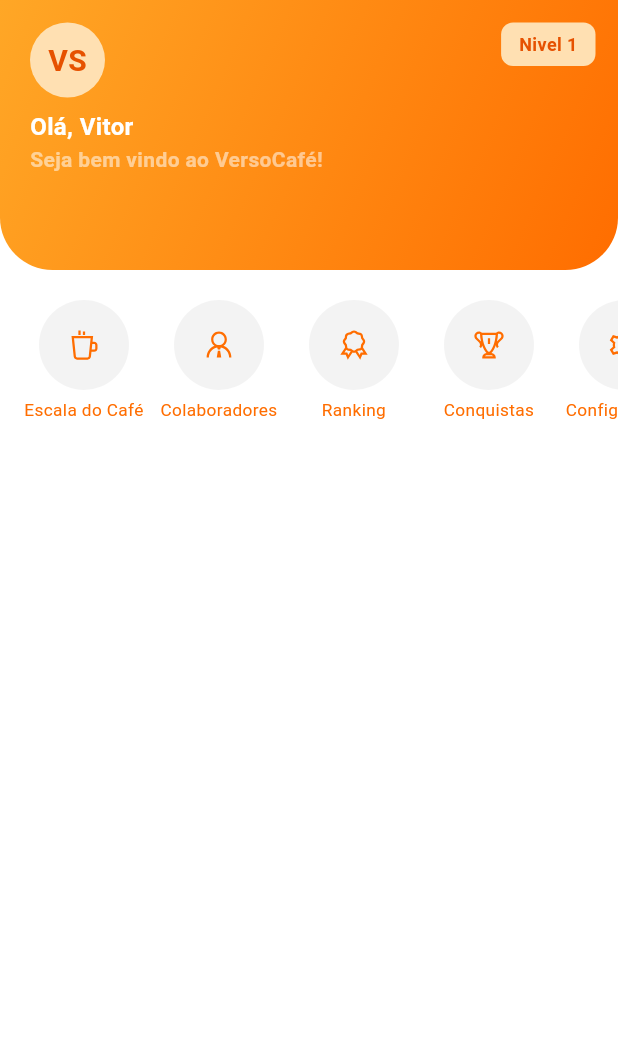
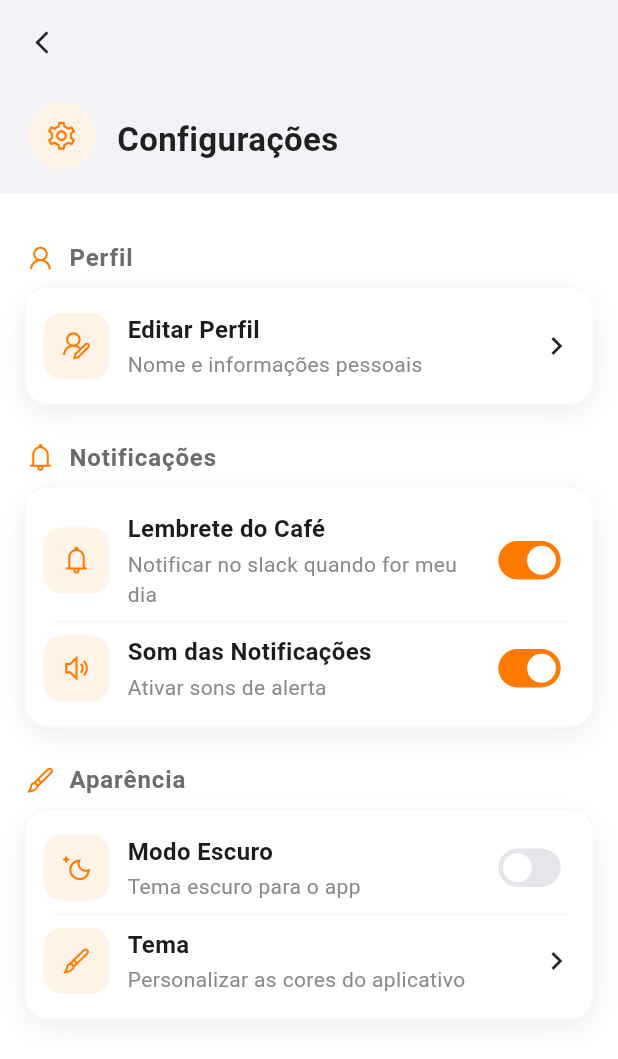
Before and after one commit to issetsandrin/versocafe, a Flutter app: the screen it shows after launch, after a tap on "Configurações", on a phone screen of 412 x 824 dp. Shown: the top 1059 px of the screen. Run offline on Flutter 3.47's test engine with Material 3 defaults, Android fonts, the phone set to English and light mode, and no system bars; our stand-ins replace flutter_mobx, flutter_modular, line_awesome_flutter, mobx; generated files the repository leaves out were written again.

Commit message:
adiciona menu de configuracoes

```diff
--- /dev/null
+++ b/lib/app_module.dart
@@ -0,0 +1,21 @@
+import 'package:flutter_modular/flutter_modular.dart';
+import 'package:versocafe/controllers/home_page/home_controller.dart';
+import 'package:versocafe/ui/pages/config_page.dart';
+import 'package:versocafe/ui/pages/home_page.dart';
+
+class AppModule extends Module {
+  @override
+  void binds(i) {
+     i.addSingleton<HomeController>(HomeController.new);
+  }
+
+  @override
+  void routes(r) {
+     r.child('/',              child: (_) => HomePage());
+     r.child('/escala',        child: (_) => HomePage());
+     r.child('/colaboradores', child: (_) => HomePage());
+     r.child('/ranking',       child: (_) => HomePage());
+     r.child('/conquistas',    child: (_) => HomePage());
+     r.child('/config',        child: (_) => ConfigPage());
+  }
+}
--- /dev/null
+++ b/lib/controllers/home_page/home_controller.dart
@@ -0,0 +1,44 @@
+// lib/app/controllers/home_controller.dart
+import 'package:mobx/mobx.dart';
+import 'package:line_awesome_flutter/line_awesome_flutter.dart';
+import 'package:versocafe/ui/widgets/quick_actions/quick_actions.dart';
+import 'package:flutter_modular/flutter_modular.dart';
+
+part 'home_controller.g.dart';
+
+class HomeController = _HomeControllerBase with _$HomeController;
+
+abstract class _HomeControllerBase with Store {
+  _HomeControllerBase() {
+    actions = ObservableList.of([
+      QuickAction(icon: LineAwesomeIcons.coffee_solid, label: 'Escala do Café', onTap: () => Modular.to.pushNamed('/escala')),
+      QuickAction(icon: LineAwesomeIcons.user_tie_solid, label: 'Colaboradores', onTap: () => Modular.to.pushNamed('/colaboradores')),
+      QuickAction(icon: LineAwesomeIcons.certificate_solid, label: 'Ranking', onTap: () => Modular.to.pushNamed('/ranking')),
+      QuickAction(icon: LineAwesomeIcons.trophy_solid, label: 'Conquistas', onTap: () => Modular.to.pushNamed('/conquistas')),
+      QuickAction(icon: LineAwesomeIcons.cog_solid, label: 'Configurações', onTap: () => Modular.to.pushNamed('/config')),
+    ]);
+  }
+
+  @observable
+  String userName = 'Desenvolvedor Versotech';
+
+  @observable
+  int level = 10;
+
+  @observable
+  int selectedAction = 0;
+
+  @observable
+  late ObservableList<QuickAction> actions;
+
+  @computed
+  String get initials {
+    final parts = userName.trim().split(' ');
+    if (parts.isEmpty) return '';
+    if (parts.length == 1) return parts[0][0].toUpperCase();
+    return (parts.first[0] + parts.last[0]).toUpperCase();
+  }
+
+  @action
+  void selectAction(int i) => selectedAction = i;
+}
--- a/lib/main.dart
+++ b/lib/main.dart
@@ -1,27 +1,19 @@
+// lib/main.dart
 import 'package:flutter/material.dart';
-import 'ui/home_page.dart';
+import 'package:flutter_modular/flutter_modular.dart';
+import 'package:versocafe/app_module.dart';
 
 void main() {
-  runApp(const MyApp());
+  runApp(ModularApp(module: AppModule(), child: const AppWidget()));
 }
 
-class MyApp extends StatelessWidget {
-  const MyApp({super.key});
-
+class AppWidget extends StatelessWidget {
+  const AppWidget({super.key});
   @override
   Widget build(BuildContext context) {
-    return MaterialApp(
-      title: 'Verso Café',
-      theme: ThemeData(
-        colorScheme: ColorScheme.fromSeed(
-          seedColor: Colors.orange,
-          primary: Colors.orange,
-        ),
-        useMaterial3: true,
-      ),
-      home: const HomePage(),
+    return MaterialApp.router(
+      debugShowCheckedModeBanner: false,
+      routerConfig: Modular.routerConfig,
     );
   }
-
-  // ...existing code...
 }
--- a/lib/ui/home_page.dart
+++ /dev/null
@@ -1,75 +0,0 @@
-import 'package:flutter/material.dart';
-import 'package:line_awesome_flutter/line_awesome_flutter.dart';
-import 'package:versocafe/ui/widgets/quick_actions/quick_actions.dart';
-import 'widgets/app_bar/gradient_header.dart';
-import 'widgets/quick_actions/quick_actions_bar.dart';
-import 'widgets/cafe_card.dart';
-
-class HomePage extends StatefulWidget {
-  const HomePage({super.key});
-  @override
-  State<HomePage> createState() => _HomePageState();
-}
-
-class _HomePageState extends State<HomePage> {
-  int _selectedAction = 0;
-
-  late final List<QuickAction> _actions = [
-    QuickAction(icon: LineAwesomeIcons.coffee_solid, label: 'Escala do Café', onTap: () {}),
-    QuickAction(icon: LineAwesomeIcons.user_tie_solid, label: 'Colaboradores', onTap: () {}),
-    QuickAction(icon: LineAwesomeIcons.certificate_solid, label: 'Ranking', onTap: () {}),
-    QuickAction(icon: LineAwesomeIcons.trophy_solid, label: 'Conquistas', onTap: () {}),
-    QuickAction(icon: LineAwesomeIcons.cog_solid, label: 'Configurações', onTap: () {}),
-  ];
-
-  String _getInitials(String name) {
-    final parts = name.trim().split(' ');
-    if (parts.length == 1) return parts[0][0].toUpperCase();
-    return (parts[0][0] + parts.last[0]).toUpperCase();
-  }
-
-  @override
-  Widget build(BuildContext context) {
-    final initials = _getInitials("Vitor Sandrin");
-
-    return Scaffold(
-      backgroundColor: Colors.white,
-      appBar: GradientHeader(
-        height: 180,
-        initials: initials,
-        titleGreeting: "Olá, Vitor",
-        subtitle: "Seja bem vindo ao VersoCafé!",
-        levelText: "Nivel 1",
-      ),
-      body: Column(
-        children: [
-          QuickActionsBar(
-            actions: _actions,
-            selectedIndex: _selectedAction,
-            onSelected: (i) => setState(() => _selectedAction = i),
-          ),
-          // Expanded(child: _buildBody(_selectedIndex)),
-        ],
-      ),
-    );
-  }
-
-  Widget _buildBody(int index) {
-    switch (index) {
-      case 0:
-        return ListView(
-          padding: const EdgeInsets.fromLTRB(16, 16, 16, 80),
-          children: const [
-            CafeCard(name: "Ana Souza", role: "Barista", rating: 4.7),
-            CafeCard(name: "João Pedro", role: "Atendente", rating: 4.2),
-          ],
-        );
-      case 1:
-        return const Center(child: Text("Missões em breve..."));
-      case 2:
-        return const Center(child: Text("Perfil em construção..."));
-      default:
-        return const Center(child: Text("Página não encontrada"));
-    }
-  }
-}
--- /dev/null
+++ b/lib/ui/pages/config_page.dart
@@ -0,0 +1,373 @@
+import 'package:flutter/material.dart';
+import 'package:line_awesome_flutter/line_awesome_flutter.dart';
+
+class ConfigPage extends StatefulWidget {
+  const ConfigPage({super.key});
+  @override
+  State<ConfigPage> createState() => _ConfigPageState();
+}
+
+class _ConfigPageState extends State<ConfigPage> {
+  bool lembreteCafe = true;
+  bool rankingSemanal = false;
+  bool somNotificacoes = true;
+  bool modoEscuro = false;
+
+  Color get _accent => const Color(0xFFFF7A00);
+  Color get _tileIconBg => const Color(0xFFFFF3E8);
+
+  @override
+  Widget build(BuildContext context) {
+    return Scaffold(
+      extendBodyBehindAppBar: true,
+      backgroundColor: Colors.white,
+      appBar: AppBar(
+        elevation: 0,
+        backgroundColor: Colors.transparent,
+        leading: IconButton(
+          icon: const Icon(Icons.arrow_back_ios_new, size: 18),
+          padding: const EdgeInsets.all(5),
+          constraints: const BoxConstraints(),
+          onPressed: () => Navigator.pop(context),
+        ),
+      ),
+      body: Column(
+        children: [
+          _IosHeader(title: 'Configurações'),
+          Expanded(
+            child: ListView(
+              padding: const EdgeInsets.fromLTRB(16, 8, 16, 24),
+              children: [
+                const SizedBox(height: 24),
+                _SectionHeader(label: 'Perfil', icon: LineAwesomeIcons.user),
+                const SizedBox(height: 8),
+                _CardContainer(
+                  children: [
+                    _NavTile(
+                      icon: LineAwesomeIcons.user_edit_solid,
+                      iconBg: _tileIconBg,
+                      iconColor: _accent,
+                      title: 'Editar Perfil',
+                      subtitle: 'Nome e informações pessoais',
+                      onTap: () {},
+                    ),
+                  ],
+                ),
+                const SizedBox(height: 24),
+                _SectionHeader(
+                  label: 'Notificações',
+                  icon: LineAwesomeIcons.bell,
+                ),
+                const SizedBox(height: 8),
+                _CardContainer(
+                  children: [
+                    _SwitchTile(
+                      icon: LineAwesomeIcons.bell,
+                      iconBg: _tileIconBg,
+                      iconColor: _accent,
+                      title: 'Lembrete do Café',
+                      subtitle: 'Notificar no slack quando for meu dia',
+                      value: lembreteCafe,
+                      onChanged: (v) => setState(() => lembreteCafe = v),
+                    ),
+                    const _ItemDivider(),
+                    _SwitchTile(
+                      icon: LineAwesomeIcons.volume_up_solid,
+                      iconBg: _tileIconBg,
+                      iconColor: _accent,
+                      title: 'Som das Notificações',
+                      subtitle: 'Ativar sons de alerta',
+                      value: somNotificacoes,
+                      onChanged: (v) => setState(() => somNotificacoes = v),
+                    ),
+                  ],
+                ),
+                const SizedBox(height: 24),
+                _SectionHeader(
+                  label: 'Aparência',
+                  icon: LineAwesomeIcons.paint_brush_solid,
+                ),
+                const SizedBox(height: 8),
+                _CardContainer(
+                  children: [
+                    _SwitchTile(
+                      icon: LineAwesomeIcons.moon,
+                      iconBg: _tileIconBg,
+                      iconColor: _accent,
+                      title: 'Modo Escuro',
+                      subtitle: 'Tema escuro para o app',
+                      value: modoEscuro,
+                      onChanged: (v) => setState(() => modoEscuro = v),
+                    ),
+                    const _ItemDivider(),
+                    _NavTile(
+                      icon: LineAwesomeIcons.paint_brush_solid,
+                      iconBg: _tileIconBg,
+                      iconColor: _accent,
+                      title: 'Tema',
+                      subtitle: 'Personalizar as cores do aplicativo',
+                      onTap: () {},
+                    ),
+                  ],
+                ),
+              ],
+            ),
+          ),
+        ],
+      ),
+    );
+  }
+}
+
+class _IosHeader extends StatelessWidget {
+  const _IosHeader({required this.title});
+  final String title;
+
+  @override
+  Widget build(BuildContext context) {
+    final top = MediaQuery.of(context).padding.top;
+    return Container(
+      width: double.infinity,
+      color: const Color(0xFFF2F2F7),
+      padding: EdgeInsets.fromLTRB(16, top + 12, 16, 16),
+      child: Row(
+        crossAxisAlignment: CrossAxisAlignment.center,
+        children: [
+          Container(
+            width: 50,
+            height: 45,
+            decoration: const BoxDecoration(
+              color: Color(0xFFFFF3E8), // fundo igual aos demais
+              shape: BoxShape.circle,
+            ),
+            alignment: Alignment.center,
+            child: const Icon(
+              LineAwesomeIcons.cog_solid,
+              size: 23,
+              color: Color(0xFFFF7A00), // laranja principal
+            ),
+          ),
+          const SizedBox(width: 12),
+          Padding(
+            padding: const EdgeInsets.only(top: 4),
+            child: Text(
+              title,
+              style: const TextStyle(
+                fontSize: 22,
+                fontWeight: FontWeight.w600,
+                color: Colors.black87,
+                height: 1.1,
+              ),
+            ),
+          ),
+        ],
+      ),
+    );
+  }
+}
+
+class _SectionHeader extends StatelessWidget {
+  const _SectionHeader({required this.label, required this.icon});
+  final String label;
+  final IconData icon;
+  @override
+  Widget build(BuildContext context) {
+    return Row(
+      children: [
+        Icon(icon, size: 22, color: Color(0xFFFF7A00)),
+        const SizedBox(width: 8),
+        Text(
+          label,
+          style: Theme.of(context).textTheme.labelMedium?.copyWith(
+            color: const Color(0xFF6C6C6C),
+            letterSpacing: 0.6,
+            fontWeight: FontWeight.w700,
+            fontSize: 16,
+          ),
+        ),
+      ],
+    );
+  }
+}
+
+class _CardContainer extends StatelessWidget {
+  const _CardContainer({required this.children});
+  final List<Widget> children;
+  @override
+  Widget build(BuildContext context) {
+    return Container(
+      decoration: BoxDecoration(
+        color: Colors.white,
+        borderRadius: BorderRadius.circular(16),
+        boxShadow: const [
+          BoxShadow(
+            color: Color(0x11000000),
+            blurRadius: 16,
+            offset: Offset(0, 6),
+          ),
+        ],
+        border: Border.all(color: const Color(0x10FF7A00)),
+      ),
+      child: Padding(
+        padding: const EdgeInsets.symmetric(vertical: 8),
+        child: Column(children: children),
+      ),
+    );
+  }
+}
+
+class _ItemDivider extends StatelessWidget {
+  const _ItemDivider();
+  @override
+  Widget build(BuildContext context) {
+    return const Padding(
+      padding: EdgeInsets.symmetric(horizontal: 16),
+      child: Divider(height: 1, color: Color(0x10FF7A00)),
+    );
+  }
+}
+
+class _LeadingIcon extends StatelessWidget {
+  const _LeadingIcon({
+    required this.icon,
+    required this.bg,
+    required this.color,
+  });
+  final IconData icon;
+  final Color bg;
+  final Color color;
+  @override
+  Widget build(BuildContext context) {
+    return Container(
+      width: 44,
+      height: 44,
+      decoration: BoxDecoration(
+        color: bg,
+        borderRadius: BorderRadius.circular(12),
+      ),
+      alignment: Alignment.center,
+      child: Icon(icon, color: color, size: 22),
+    );
+  }
+}
+
+class _SwitchTile extends StatelessWidget {
+  const _SwitchTile({
+    required this.icon,
+    required this.iconBg,
+    required this.iconColor,
+    required this.title,
+    required this.subtitle,
+    required this.value,
+    required this.onChanged,
+  });
+  final IconData icon;
+  final Color iconBg;
+  final Color iconColor;
+  final String title;
+  final String subtitle;
+  final bool value;
+  final ValueChanged<bool> onChanged;
+  @override
+  Widget build(BuildContext context) {
+    return Padding(
+      padding: const EdgeInsets.symmetric(horizontal: 12, vertical: 8),
+      child: Row(
+        children: [
+          _LeadingIcon(icon: icon, bg: iconBg, color: iconColor),
+          const SizedBox(width: 12),
+          Expanded(
+            child: Column(
+              crossAxisAlignment: CrossAxisAlignment.start,
+              children: [
+                Text(
+                  title,
+                  style: const TextStyle(
+                    fontSize: 16,
+                    fontWeight: FontWeight.w700,
+                  ),
+                ),
+                const SizedBox(height: 2),
+                Text(
+                  subtitle,
+                  style: const TextStyle(color: Color(0xFF8A8A8A)),
+                ),
+              ],
+            ),
+          ),
+          Transform.scale(
+            scale: 0.8,
+            child: Switch(
+              value: value,
+              onChanged: onChanged,
+              activeColor: Colors.white,
+              activeTrackColor: const Color(0xFFFF7A00), // laranja ativo
+              inactiveThumbColor: Colors.white, // círculo branco
+              inactiveTrackColor: const Color(0xFFE5E5EA), // cinza iOS
+              thumbIcon: MaterialStateProperty.all(
+                const Icon(null),
+              ), // remove ícone de check em M3
+              materialTapTargetSize: MaterialTapTargetSize.shrinkWrap,
+              trackOutlineColor: MaterialStateProperty.all(
+                Colors.transparent,
+              ), // remove borda escura
+            ),
+          ),
+        ],
+      ),
+    );
+  }
+}
+
+class _NavTile extends StatelessWidget {
+  const _NavTile({
+    required this.icon,
+    required this.iconBg,
+    required this.iconColor,
+    required this.title,
+    required this.subtitle,
+    this.onTap,
+  });
+  final IconData icon;
+  final Color iconBg;
+  final Color iconColor;
+  final String title;
+  final String subtitle;
+  final VoidCallback? onTap;
+  @override
+  Widget build(BuildContext context) {
+    return InkWell(
+      borderRadius: BorderRadius.circular(12),
+      onTap: onTap,
+      child: Padding(
+        padding: const EdgeInsets.symmetric(horizontal: 12, vertical: 8),
+        child: Row(
+          children: [
+            _LeadingIcon(icon: icon, bg: iconBg, color: iconColor),
+            const SizedBox(width: 12),
+            Expanded(
+              child: Column(
+                crossAxisAlignment: CrossAxisAlignment.start,
+                children: [
+                  Text(
+                    title,
+                    style: const TextStyle(
+                      fontSize: 16,
+                      fontWeight: FontWeight.w700,
+                    ),
+                  ),
+                  const SizedBox(height: 2),
+                  Text(
+                    subtitle,
+                    style: const TextStyle(color: Color(0xFF8A8A8A)),
+                  ),
+                ],
+              ),
+            ),
+            const Icon(Icons.chevron_right),
+          ],
+        ),
+      ),
+    );
+  }
+}
--- /dev/null
+++ b/lib/ui/pages/home_page.dart
@@ -0,0 +1,56 @@
+// lib/app/pages/home_page.dart
+import 'package:flutter/material.dart';
+import 'package:flutter_mobx/flutter_mobx.dart';
+import 'package:flutter_modular/flutter_modular.dart';
+import 'package:versocafe/controllers/home_page/home_controller.dart';
+import '../widgets/app_bar/gradient_header.dart';
+import '../widgets/quick_actions/quick_actions_bar.dart';
+
+class HomePage extends StatefulWidget {
+  const HomePage({super.key});
+  @override
+  State<HomePage> createState() => _HomePageState();
+}
+
+class _HomePageState extends State<HomePage> {
+  late final HomeController controller;
+
+  @override
+  void initState() {
+    super.initState();
+    controller = Modular.get<HomeController>();
+  }
+
+  @override
+  Widget build(BuildContext context) {
+    return Scaffold(
+      backgroundColor: Colors.white,
+      appBar: PreferredSize(
+        preferredSize: const Size.fromHeight(180),
+        child: Observer(
+          builder: (_) => GradientHeader(
+            height: 180,
+            initials: controller.initials,
+            titleGreeting: "Olá, ${controller.userName.split(' ').first}",
+            subtitle: "Seja bem vindo ao VersoCafé!",
+            levelText: "Nível ${controller.level}",
+          ),
+        ),
+      ),
+      body: Observer(
+        builder: (_) => Column(
+          children: [
+            QuickActionsBar(
+              actions: controller.actions,
+              selectedIndex: controller.selectedAction,
+              onSelected: (i) {
+                controller.selectAction(i);
+                controller.actions[i].onTap.call();
+              },
+            ),
+          ],
+        ),
+      ),
+    );
+  }
+}
--- a/lib/ui/widgets/app_bar/gradient_header.dart
+++ b/lib/ui/widgets/app_bar/gradient_header.dart
@@ -65,7 +65,7 @@ class GradientHeader extends StatelessWidget implements PreferredSizeWidget {
                       Text(
                         subtitle,
                         style: const TextStyle(
-                          color: Color.fromARGB(136, 255, 255, 255),
+                          color: Color(0xFFFFE0B2),
                           fontSize: 14, fontWeight: FontWeight.bold,
                         ),
                       ),
--- a/lib/ui/widgets/quick_actions/quick_actions_button.dart
+++ b/lib/ui/widgets/quick_actions/quick_actions_button.dart
@@ -17,7 +17,10 @@ class QuickActionButton extends StatelessWidget {
   @override
   Widget build(BuildContext context) {
     return InkWell(
-      onTap: onTap,
+     onTap: onTap,
+     splashColor: Colors.transparent,
+     highlightColor: Colors.transparent,
+     hoverColor: Colors.transparent,
       borderRadius: BorderRadius.circular(40),
       child: SizedBox(
         width: 80,
--- a/pubspec.yaml
+++ b/pubspec.yaml
@@ -13,10 +13,12 @@ dependencies:
   cupertino_icons: ^1.0.8
   line_awesome_flutter: ^3.0.1
   mobx: ^2.5.0
-  mobx_codegen: ^2.7.1
   flutter_modular: ^6.4.1
+  flutter_mobx: ^2.3.0
 
 dev_dependencies:
+  build_runner: ^2.4.6
+  mobx_codegen: ^2.3.0
   flutter_test:
     sdk: flutter
   flutter_lints: ^5.0.0
```
Also changed, not shown: lib/controllers/home_page/home_controller.g.dart (added), pubspec.lock, 1 other file.
